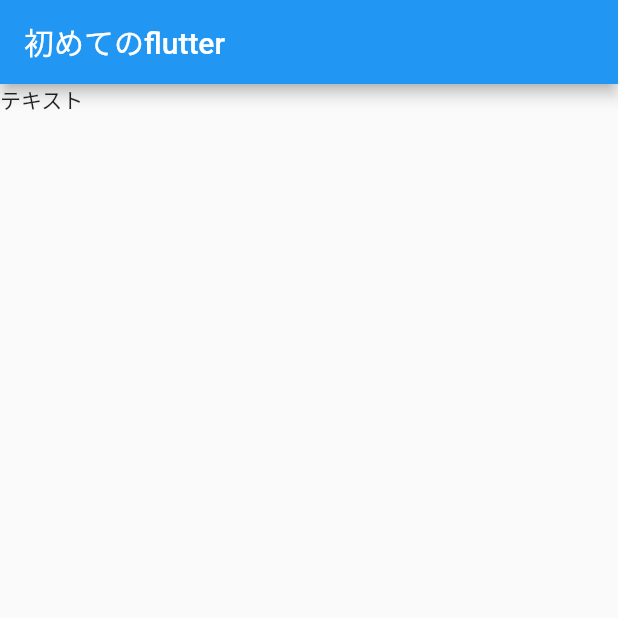
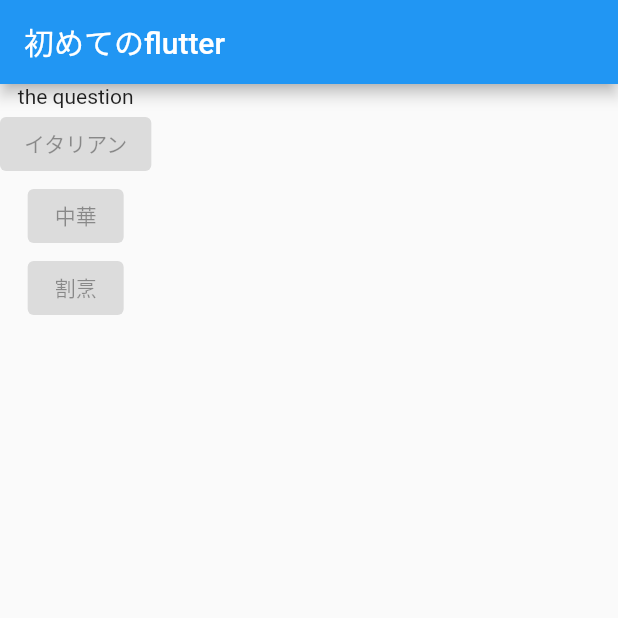
Before and after one commit to ShuntaH/quiz_app_flutter, a Flutter app: the screen it shows after launch, on a phone screen of 412 x 824 dp, the top half of it. Run offline on Flutter 3.47's test engine with Material 2 defaults, Android fonts, the phone set to English and light mode, and no system bars.

Commit message:
UPDATE: try to use button widget

```diff
--- a/lib/main.dart
+++ b/lib/main.dart
@@ -14,7 +14,12 @@ class MyApp extends StatelessWidget {
         appBar: AppBar(
           title: const Text('初めてのflutter'),
         ),
-        body: const Text('テキスト'),
+        body: Column(children: const [
+          Text('the question'),
+          ElevatedButton(onPressed: null, child: Text('イタリアン')),
+          ElevatedButton(onPressed: null, child: Text('中華')),
+          ElevatedButton(onPressed: null, child: Text('割烹')),
+        ]),
       ),
     );
   }
```
